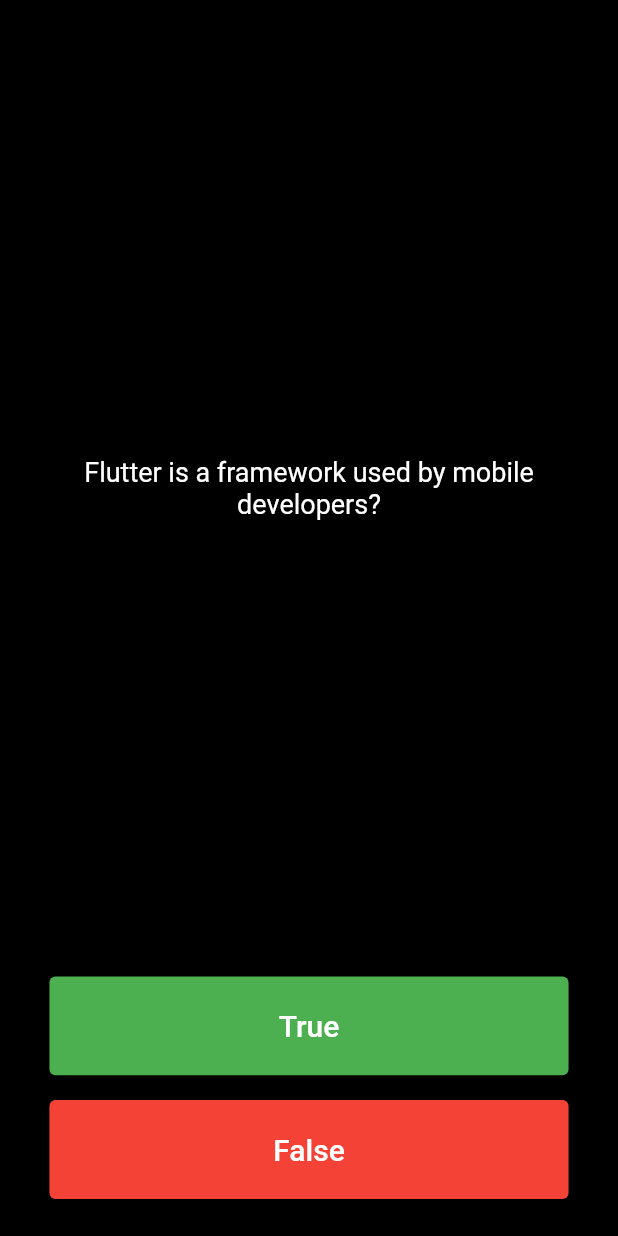
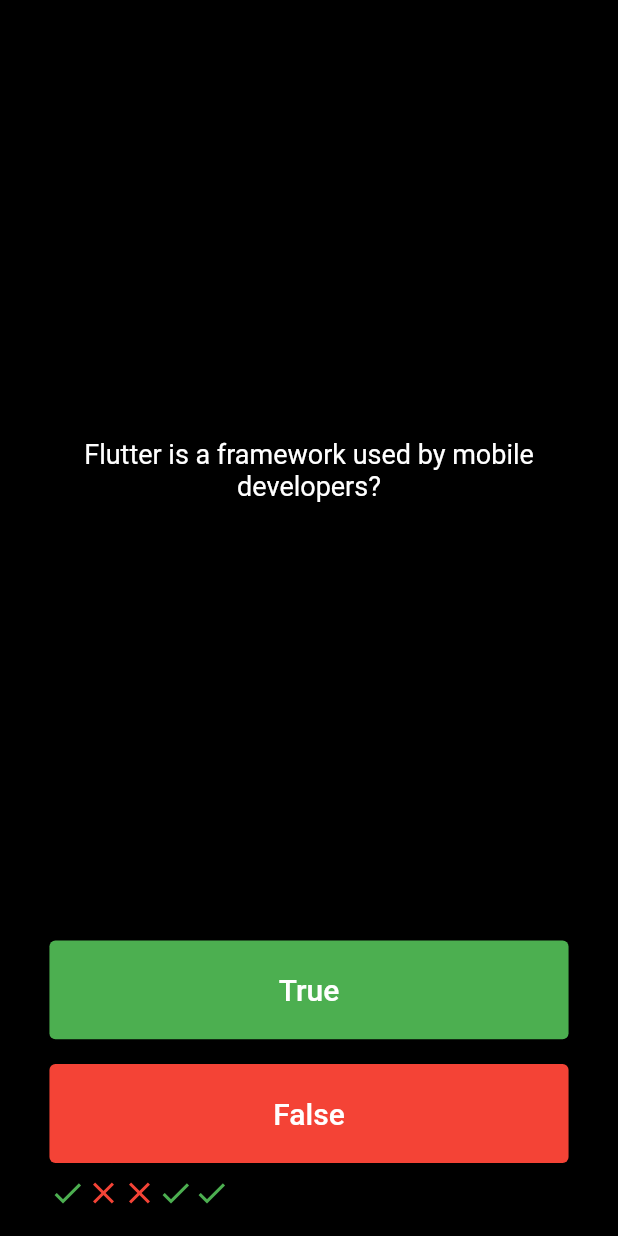
Before and after one commit to Aphosishiro/Quiz-App, a Flutter app: the screen it shows after launch, after a tap on "True", on a phone screen of 412 x 824 dp. Run offline on Flutter 3.47's test engine with Material 2 defaults, Android fonts, the phone set to English and light mode, and no system bars.

Commit message:
added score keeper

```diff
--- a/lib/home/home.dart
+++ b/lib/home/home.dart
@@ -1,8 +1,32 @@
 import 'package:flutter/material.dart';
 import '../shared/constant.dart';
 
-class Home extends StatelessWidget {
+class Home extends StatefulWidget {
   const Home({super.key});
+
+  @override
+  State<Home> createState() => _HomeState();
+}
+
+class _HomeState extends State<Home> {
+  List<Icon> scoreKeeper = [
+    const Icon(
+      Icons.check,
+      color: Colors.green,
+    ),
+    const Icon(
+      Icons.close,
+      color: Colors.red,
+    ),
+    const Icon(
+      Icons.close,
+      color: Colors.red,
+    ),
+    const Icon(
+      Icons.check,
+      color: Colors.green,
+    ),
+  ];
 
   @override
   Widget build(BuildContext context) {
@@ -20,12 +44,12 @@ class Home extends StatelessWidget {
       );
     }
 
-    buildAnswerButton(Color color, String button) {
+    buildAnswerButton(Color color, String button, dynamic onPressed) {
       return SizedBox(
         height: size.height * 0.08,
         child: ElevatedButton(
           style: ElevatedButton.styleFrom(backgroundColor: color),
-          onPressed: () {},
+          onPressed: onPressed,
           child: Text(
             button,
             style: buttonStyle,
@@ -43,14 +67,34 @@ class Home extends StatelessWidget {
           crossAxisAlignment: CrossAxisAlignment.stretch,
           children: [
             buildQuestionBox(),
-            buildAnswerButton(Colors.green, "True"),
+            buildAnswerButton(Colors.green, "True", () {
+              setState(() {
+                setState(() {
+                  scoreKeeper.add(const Icon(
+                    Icons.check,
+                    color: Colors.green,
+                  ));
+                });
+              });
+            }),
             SizedBox(
               height: size.height * 0.02,
             ),
-            buildAnswerButton(Colors.red, "False"),
+            buildAnswerButton(Colors.red, "False", () {
+              setState(() {
+                scoreKeeper.add(const Icon(
+                  Icons.close,
+                  color: Colors.red,
+                ));
+              });
+            }),
             SizedBox(
-              height: size.height * 0.03,
-            )
+              height: size.height * 0.01,
+            ),
+            Row(children: scoreKeeper),
+            SizedBox(
+              height: size.height * 0.02,
+            ),
           ],
         ),
       ),
```
